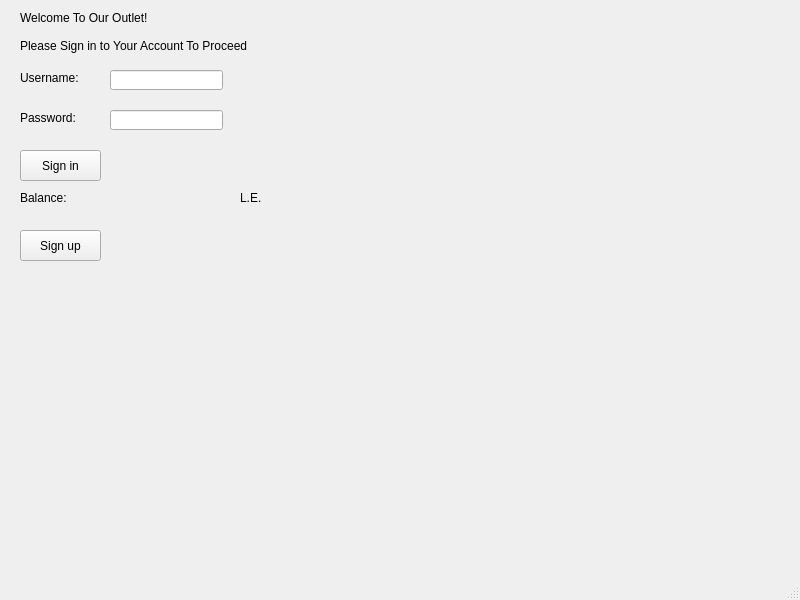
First picture: the form in QT_Assignment/signin.ui, repository Yasmina-Reda/QT_Assignment, before the edit.
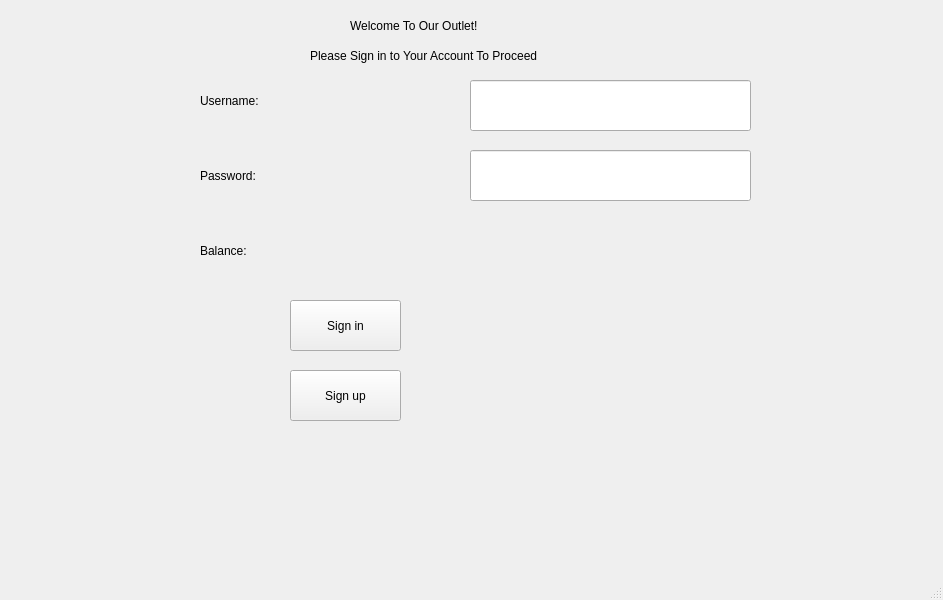
Second picture: the form after the edit.

```diff
--- a/QT_Assignment/signin.ui
+++ b/QT_Assignment/signin.ui
@@ -6,7 +6,7 @@
    <rect>
     <x>0</x>
     <y>0</y>
-    <width>800</width>
+    <width>943</width>
     <height>600</height>
    </rect>
   </property>
@@ -17,10 +17,10 @@
    <widget class="QLabel" name="label_WLCM">
     <property name="geometry">
      <rect>
-      <x>20</x>
+      <x>350</x>
       <y>10</y>
-      <width>231</width>
-      <height>16</height>
+      <width>321</width>
+      <height>31</height>
      </rect>
     </property>
     <property name="text">
@@ -30,8 +30,8 @@
    <widget class="QLabel" name="label_Prompt">
     <property name="geometry">
      <rect>
-      <x>20</x>
-      <y>30</y>
+      <x>310</x>
+      <y>40</y>
       <width>411</width>
       <height>31</height>
      </rect>
@@ -43,10 +43,10 @@
    <widget class="QLabel" name="label_userprompt">
     <property name="geometry">
      <rect>
-      <x>20</x>
-      <y>70</y>
-      <width>81</width>
-      <height>16</height>
+      <x>200</x>
+      <y>80</y>
+      <width>171</width>
+      <height>41</height>
      </rect>
     </property>
     <property name="text">
@@ -56,10 +56,10 @@
    <widget class="QLabel" name="label_pswdprompt">
     <property name="geometry">
      <rect>
-      <x>20</x>
-      <y>110</y>
-      <width>71</width>
-      <height>16</height>
+      <x>200</x>
+      <y>150</y>
+      <width>161</width>
+      <height>51</height>
      </rect>
     </property>
     <property name="text">
@@ -69,10 +69,10 @@
    <widget class="QLineEdit" name="lineEdit_userName">
     <property name="geometry">
      <rect>
-      <x>110</x>
-      <y>70</y>
-      <width>113</width>
-      <height>20</height>
+      <x>470</x>
+      <y>80</y>
+      <width>281</width>
+      <height>51</height>
      </rect>
     </property>
     <property name="text">
@@ -82,20 +82,20 @@
    <widget class="QLineEdit" name="lineEdit_pswd">
     <property name="geometry">
      <rect>
-      <x>110</x>
-      <y>110</y>
-      <width>113</width>
-      <height>20</height>
+      <x>470</x>
+      <y>150</y>
+      <width>281</width>
+      <height>51</height>
      </rect>
     </property>
    </widget>
    <widget class="QPushButton" name="pushButton_signin">
     <property name="geometry">
      <rect>
-      <x>20</x>
-      <y>150</y>
-      <width>81</width>
-      <height>31</height>
+      <x>290</x>
+      <y>300</y>
+      <width>111</width>
+      <height>51</height>
      </rect>
     </property>
     <property name="text">
@@ -105,10 +105,10 @@
    <widget class="QLabel" name="label_balance">
     <property name="geometry">
      <rect>
-      <x>20</x>
-      <y>190</y>
-      <width>81</width>
-      <height>16</height>
+      <x>200</x>
+      <y>220</y>
+      <width>91</width>
+      <height>61</height>
      </rect>
     </property>
     <property name="text">
@@ -118,34 +118,21 @@
    <widget class="QLabel" name="label_balanceVal">
     <property name="geometry">
      <rect>
-      <x>110</x>
-      <y>190</y>
-      <width>111</width>
-      <height>16</height>
+      <x>310</x>
+      <y>230</y>
+      <width>141</width>
+      <height>31</height>
      </rect>
     </property>
     <property name="text">
      <string/>
     </property>
    </widget>
-   <widget class="QLabel" name="label_Currency">
-    <property name="geometry">
-     <rect>
-      <x>240</x>
-      <y>190</y>
-      <width>41</width>
-      <height>16</height>
-     </rect>
-    </property>
-    <property name="text">
-     <string>L.E.</string>
-    </property>
-   </widget>
    <widget class="QLabel" name="label_Warning">
     <property name="geometry">
      <rect>
-      <x>110</x>
-      <y>150</y>
+      <x>460</x>
+      <y>340</y>
       <width>401</width>
       <height>31</height>
      </rect>
@@ -157,10 +144,10 @@
    <widget class="QPushButton" name="pushButton_signUp">
     <property name="geometry">
      <rect>
-      <x>20</x>
-      <y>230</y>
-      <width>81</width>
-      <height>31</height>
+      <x>290</x>
+      <y>370</y>
+      <width>111</width>
+      <height>51</height>
      </rect>
     </property>
     <property name="text">
```
Left out of the diff: 2 changed lines with no effect on the pictures.
